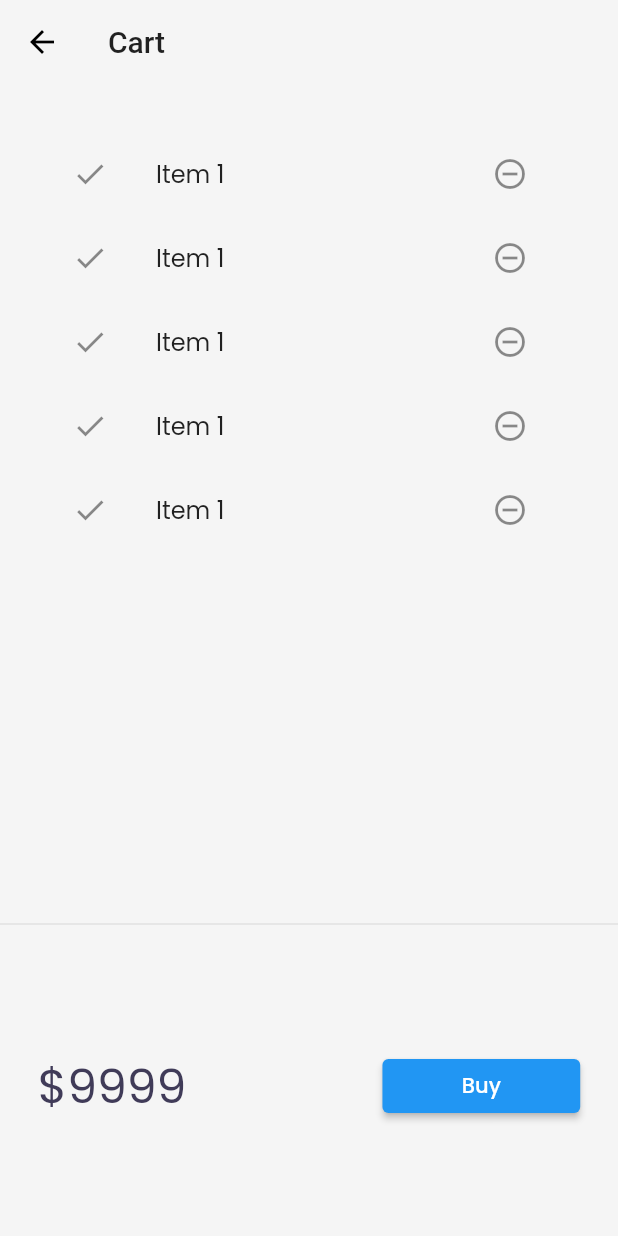
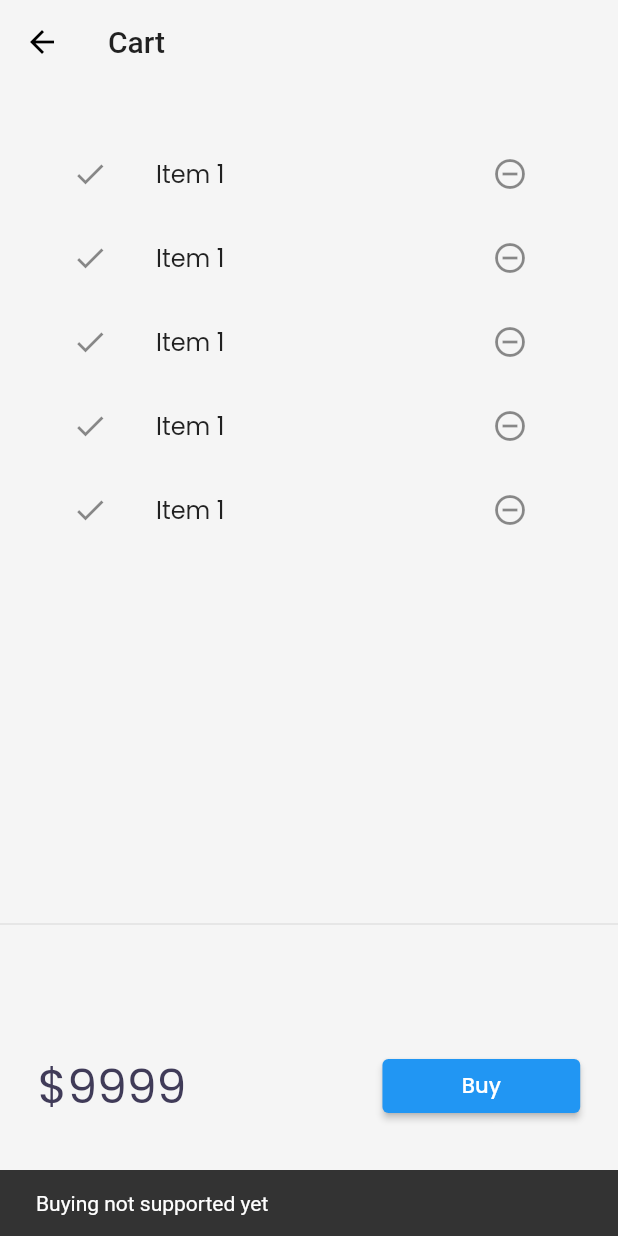
Before and after one commit to tusharhow/30daysofflutter, a Flutter app: the CartPage screen opened by its route, after a tap on "Buy", on a phone screen of 412 x 824 dp. Run offline on Flutter 3.47's test engine with Material 2 defaults, Android fonts, the phone set to English and light mode, and no system bars; our stand-ins replace google_fonts, velocity_x; network calls fail.

Commit message:
Day 23 completed

```diff
--- a/lib/models/catalog.dart
+++ b/lib/models/catalog.dart
@@ -34,10 +34,10 @@ class CatalogModel {
 
   //Get Item by ID
 
-static  Item getById(int id) =>
+  Item getById(int id) =>
       items.firstWhere((element) => element.id == id, orElse: null);
 
   //Get item by position
 
- static Item getByPosition(int pos) => items[pos];
+  Item getByPosition(int pos) => items[pos];
 }
--- a/lib/pages/cart_page.dart
+++ b/lib/pages/cart_page.dart
@@ -34,7 +34,13 @@ class _CardTotal extends StatelessWidget {
         children: [
           "\$9999".text.xl4.color(MyTheme.darkBlueish).make(),
           30.widthBox,
-          ElevatedButton(onPressed: () {}, child: Text('Buy')).w32(context)
+          ElevatedButton(
+                  onPressed: () {
+                    ScaffoldMessenger.of(context).showSnackBar(
+                        SnackBar(content: "Buying not supported yet".text.make()));
+                  },
+                  child: Text('Buy'))
+              .w32(context)
         ],
       ),
     );
@@ -53,11 +59,10 @@ class __CartListState extends State<_CartList> {
   Widget build(BuildContext context) {
     return ListView.builder(
       itemCount: 5,
-      itemBuilder: (context, index) =>ListTile(
+      itemBuilder: (context, index) => ListTile(
         leading: Icon(Icons.done),
-        trailing: IconButton(icon: Icon(Icons.remove_circle_outline), onPressed: () {
-
-        }),
+        trailing: IconButton(
+            icon: Icon(Icons.remove_circle_outline), onPressed: () {}),
         title: "Item 1".text.make(),
       ),
     );
--- a/lib/pages/homepage.dart
+++ b/lib/pages/homepage.dart
@@ -84,7 +84,7 @@ class CatalogList extends StatelessWidget {
       shrinkWrap: true,
       itemCount: CatalogModel.items.length,
       itemBuilder: (context, index) {
-        final catalog = CatalogModel.getByPosition(index);
+        final catalog = CatalogModel.items[index];
         return InkWell(
             onTap: () {
               Navigator.push(
```
Also changed, not shown: lib/models/cart_model.dart (added, +36 -0 lines).
